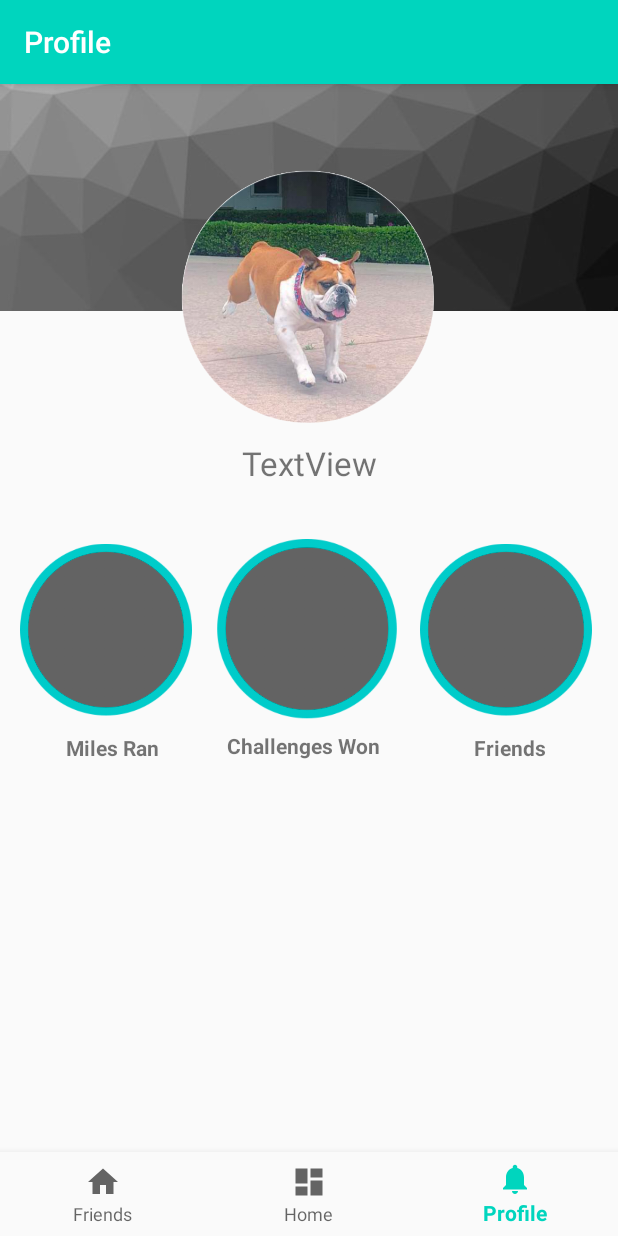
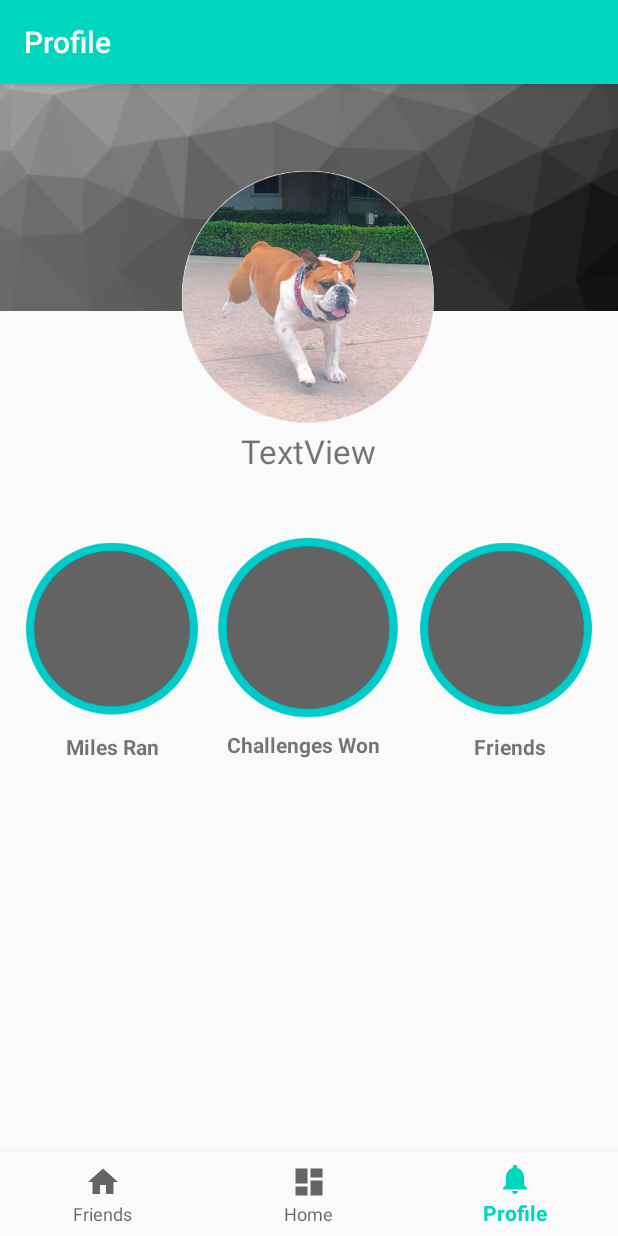
Before and after one commit to AzureDoritos/Pace-Pal, an Android app: the fragment ProfileFragment placed in its activity, item 3 of the bottom bar chosen, on a phone screen of 412 x 824 dp. Run offline under Robolectric (Android 15) with nearby library versions, the phone set to English and light mode, and no system bars; our stand-ins replace Firebase (no records; nobody signed in at launch, a user with empty details on screens opened directly); 4 statements that could not run were skipped.

Commit message:
now shows real names on profile
fixes #23

```diff
--- a/app/src/main/java/com/group2/pacepal/ProfileFragment.kt
+++ b/app/src/main/java/com/group2/pacepal/ProfileFragment.kt
@@ -47,6 +47,8 @@ class ProfileFragment : Fragment() {
                     profileUsername.text = currentProfile.getString("username")
                     profileMiles.text = currentProfile.getDouble("miles").toString()
                     profileChallenges.text = currentProfile.get("challenges").toString()
+                    profileRealName.text = currentProfile.get("first").toString() + " " + currentProfile.get("last").toString()
+
 
 
                     val firebasedb = db.collection("users").document(userid).collection("friends")
@@ -68,11 +70,13 @@ class ProfileFragment : Fragment() {
                     profileUsername.text = "NaNa"
                     profileMiles.text = "NaNa"
                     profileChallenges.text = "NaNa"
+                    profileRealName.text = "NaNa"
                 }
             } else {
                 profileUsername.text = "Na"
                 profileMiles.text = "Na"
                 profileChallenges.text = "Na"
+                profileRealName.text = "Na"
             }
         }
 
--- a/app/src/main/res/layout/user_profile.xml
+++ b/app/src/main/res/layout/user_profile.xml
@@ -61,10 +61,10 @@
         android:id="@+id/imageView4"
         android:layout_width="117dp"
         android:layout_height="121dp"
-        android:layout_marginTop="36dp"
+        android:layout_marginTop="16dp"
         android:layout_marginEnd="16dp"
         app:layout_constraintEnd_toEndOf="parent"
-        app:layout_constraintTop_toBottomOf="@+id/profileUsername"
+        app:layout_constraintTop_toBottomOf="@+id/profileRealName"
         app:srcCompat="@drawable/circle_profile_stats" />
 
     <ImageView
@@ -72,12 +72,12 @@
         android:layout_width="124dp"
         android:layout_height="120dp"
         android:layout_marginStart="8dp"
-        android:layout_marginTop="36dp"
+        android:layout_marginTop="16dp"
         android:layout_marginEnd="8dp"
         app:layout_constraintEnd_toStartOf="@+id/imageView4"
-        app:layout_constraintHorizontal_bias="0.555"
+        app:layout_constraintHorizontal_bias="0.4"
         app:layout_constraintStart_toEndOf="@+id/imageView2"
-        app:layout_constraintTop_toBottomOf="@+id/profileUsername"
+        app:layout_constraintTop_toBottomOf="@+id/profileRealName"
         app:srcCompat="@drawable/circle_profile_stats" />
 
     <ImageView
@@ -111,13 +111,11 @@
         android:layout_width="wrap_content"
         android:layout_height="wrap_content"
         android:layout_marginStart="8dp"
-        android:layout_marginTop="8dp"
         android:layout_marginEnd="8dp"
         android:fontFamily="sans-serif"
         android:text="TextView"
         android:textSize="22sp"
         app:layout_constraintEnd_toEndOf="parent"
-        app:layout_constraintHorizontal_bias="0.502"
         app:layout_constraintStart_toStartOf="parent"
         app:layout_constraintTop_toBottomOf="@+id/imageView"
         tools:text=" " />
@@ -126,10 +124,10 @@
         android:id="@+id/imageView2"
         android:layout_width="117dp"
         android:layout_height="121dp"
-        android:layout_marginStart="12dp"
-        android:layout_marginTop="36dp"
+        android:layout_marginStart="16dp"
+        android:layout_marginTop="16dp"
         app:layout_constraintStart_toStartOf="parent"
-        app:layout_constraintTop_toBottomOf="@+id/profileUsername"
+        app:layout_constraintTop_toBottomOf="@+id/profileRealName"
         app:srcCompat="@drawable/circle_profile_stats" />
 
     <TextView
@@ -193,5 +191,17 @@
         android:layout_width="wrap_content"
         android:layout_height="wrap_content" />
 
+    <TextView
+        android:id="@+id/profileRealName"
+        android:layout_width="wrap_content"
+        android:layout_height="wrap_content"
+        android:layout_marginStart="8dp"
+        android:layout_marginTop="8dp"
+        android:layout_marginEnd="8dp"
+        android:text=" "
+        app:layout_constraintEnd_toEndOf="parent"
+        app:layout_constraintStart_toStartOf="parent"
+        app:layout_constraintTop_toBottomOf="@+id/profileUsername" />
+
 
 </android.support.constraint.ConstraintLayout>
```
